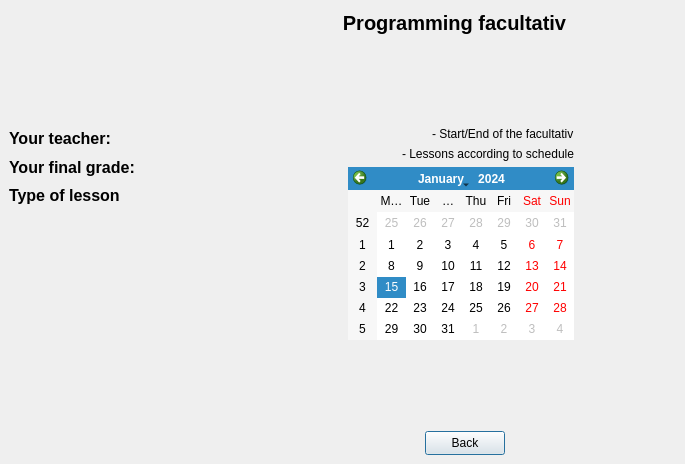
cry4alone/FacultativPRO, file Project_files/facultativschedulewindow.ui: the form before one commit.
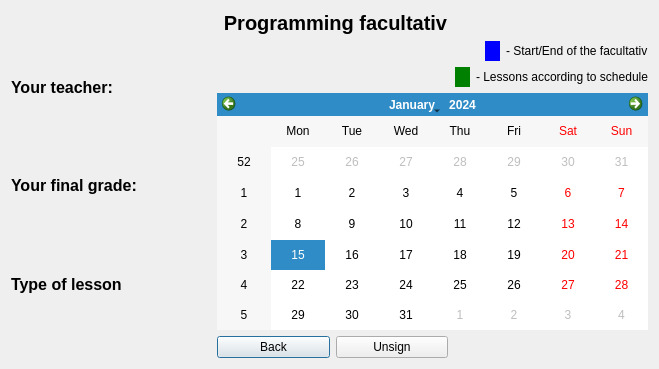
The form after the commit.

Patch:
```diff
--- a/Project_files/facultativschedulewindow.ui
+++ b/Project_files/facultativschedulewindow.ui
@@ -6,114 +6,60 @@
    <rect>
     <x>0</x>
     <y>0</y>
-    <width>685</width>
-    <height>464</height>
+    <width>659</width>
+    <height>369</height>
    </rect>
   </property>
   <property name="windowTitle">
    <string>Dialog</string>
   </property>
-  <widget class="QLabel" name="label">
-   <property name="geometry">
-    <rect>
-     <x>342</x>
-     <y>9</y>
-     <width>225</width>
-     <height>27</height>
-    </rect>
-   </property>
-   <property name="font">
-    <font>
-     <pointsize>15</pointsize>
-     <italic>false</italic>
-     <bold>true</bold>
-    </font>
-   </property>
-   <property name="text">
-    <string>Programming facultativ</string>
-   </property>
-   <property name="alignment">
-    <set>Qt::AlignCenter</set>
-   </property>
-  </widget>
-  <widget class="QPushButton" name="pushButton">
-   <property name="geometry">
-    <rect>
-     <x>425</x>
-     <y>431</y>
-     <width>80</width>
-     <height>24</height>
-    </rect>
-   </property>
+  <layout class="QGridLayout" name="gridLayout">
+   <item row="2" column="2" colspan="2">
+    <layout class="QHBoxLayout" name="horizontalLayout_3">
+     <item>
+      <widget class="QPushButton" name="backButton">
    <property name="text">
     <string>Back</string>
    </property>
   </widget>
-  <widget class="QWidget" name="">
-   <property name="geometry">
-    <rect>
-     <x>9</x>
-     <y>127</y>
-     <width>127</width>
-     <height>80</height>
-    </rect>
-   </property>
-   <layout class="QVBoxLayout" name="verticalLayout_2">
-    <item>
-     <widget class="QLabel" name="label_4">
-      <property name="font">
-       <font>
-        <pointsize>12</pointsize>
-        <bold>true</bold>
-       </font>
-      </property>
-      <property name="text">
-       <string>Your teacher:</string>
-      </property>
-     </widget>
     </item>
     <item>
-     <widget class="QLabel" name="label_2">
-      <property name="font">
-       <font>
-        <pointsize>12</pointsize>
-        <bold>true</bold>
-       </font>
-      </property>
+      <widget class="QPushButton" name="pushButton_3">
       <property name="text">
-       <string>Your final grade:</string>
-      </property>
-     </widget>
-    </item>
-    <item>
-     <widget class="QLabel" name="label_6">
-      <property name="font">
-       <font>
-        <pointsize>12</pointsize>
-        <bold>true</bold>
-       </font>
-      </property>
-      <property name="text">
-       <string>Type of lesson</string>
+        <string>Unsign</string>
       </property>
      </widget>
     </item>
    </layout>
-  </widget>
-  <widget class="QWidget" name="">
-   <property name="geometry">
-    <rect>
-     <x>348</x>
-     <y>127</y>
-     <width>226</width>
-     <height>213</height>
-    </rect>
-   </property>
+   </item>
+   <item row="1" column="2" colspan="3">
    <layout class="QVBoxLayout" name="verticalLayout">
     <item>
      <layout class="QHBoxLayout" name="horizontalLayout">
+       <item>
+        <spacer name="horizontalSpacer_3">
+         <property name="orientation">
+          <enum>Qt::Horizontal</enum>
+         </property>
+         <property name="sizeHint" stdset="0">
+          <size>
+           <width>40</width>
+           <height>20</height>
+          </size>
+         </property>
+        </spacer>
+       </item>
       <item>
        <widget class="QLabel" name="label_blue">
+         <property name="minimumSize">
+          <size>
+           <width>15</width>
+           <height>15</height>
+          </size>
+         </property>
+         <property name="styleSheet">
+          <string notr="true">QLabel{background-color: blue;}</string>
+         </property>
         <property name="text">
          <string/>
         </property>
@@ -130,8 +76,30 @@
     </item>
     <item>
      <layout class="QHBoxLayout" name="horizontalLayout_2">
+       <item>
+        <spacer name="horizontalSpacer_4">
+         <property name="orientation">
+          <enum>Qt::Horizontal</enum>
+         </property>
+         <property name="sizeHint" stdset="0">
+          <size>
+           <width>40</width>
+           <height>20</height>
+          </size>
+         </property>
+        </spacer>
+       </item>
       <item>
        <widget class="QLabel" name="label_green">
+         <property name="minimumSize">
+          <size>
+           <width>15</width>
+           <height>15</height>
+          </size>
+         </property>
+         <property name="styleSheet">
+          <string notr="true">QLabel{background-color: green;}</string>
+         </property>
         <property name="text">
          <string/>
         </property>
@@ -150,7 +118,94 @@
      <widget class="QCalendarWidget" name="calendarWidget"/>
     </item>
    </layout>
-  </widget>
+   </item>
+   <item row="2" column="4">
+    <spacer name="horizontalSpacer">
+     <property name="orientation">
+      <enum>Qt::Horizontal</enum>
+     </property>
+     <property name="sizeHint" stdset="0">
+      <size>
+       <width>193</width>
+       <height>20</height>
+      </size>
+     </property>
+    </spacer>
+   </item>
+   <item row="1" column="0" colspan="2">
+    <layout class="QVBoxLayout" name="verticalLayout_2">
+     <item>
+      <widget class="QLabel" name="label_4">
+       <property name="font">
+        <font>
+         <pointsize>12</pointsize>
+         <bold>true</bold>
+        </font>
+       </property>
+       <property name="text">
+        <string>Your teacher:</string>
+       </property>
+      </widget>
+     </item>
+     <item>
+      <widget class="QLabel" name="label_2">
+       <property name="font">
+        <font>
+         <pointsize>12</pointsize>
+         <bold>true</bold>
+        </font>
+       </property>
+       <property name="text">
+        <string>Your final grade:</string>
+       </property>
+      </widget>
+     </item>
+     <item>
+      <widget class="QLabel" name="label_6">
+       <property name="font">
+        <font>
+         <pointsize>12</pointsize>
+         <bold>true</bold>
+        </font>
+       </property>
+       <property name="text">
+        <string>Type of lesson</string>
+       </property>
+      </widget>
+     </item>
+    </layout>
+   </item>
+   <item row="2" column="1">
+    <spacer name="horizontalSpacer_2">
+     <property name="orientation">
+      <enum>Qt::Horizontal</enum>
+     </property>
+     <property name="sizeHint" stdset="0">
+      <size>
+       <width>40</width>
+       <height>20</height>
+      </size>
+     </property>
+    </spacer>
+   </item>
+   <item row="0" column="3">
+    <widget class="QLabel" name="label">
+     <property name="font">
+      <font>
+       <pointsize>15</pointsize>
+       <italic>false</italic>
+       <bold>true</bold>
+      </font>
+     </property>
+     <property name="text">
+      <string>Programming facultativ</string>
+     </property>
+     <property name="alignment">
+      <set>Qt::AlignCenter</set>
+     </property>
+    </widget>
+   </item>
+  </layout>
  </widget>
  <resources/>
  <connections/>
```
Lines whose indentation alone changed are shown as unchanged.
